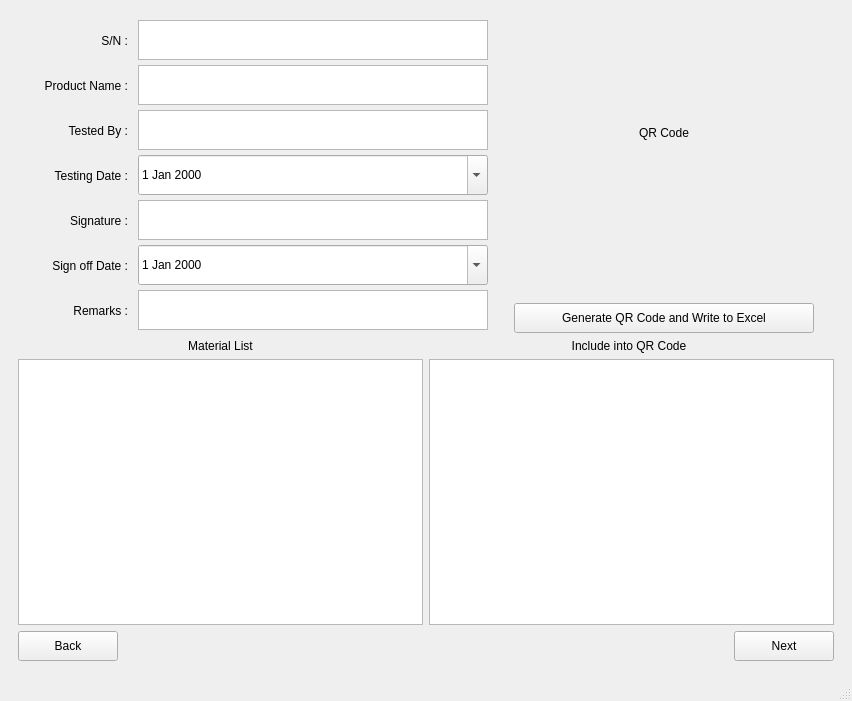
ben-wsh10/Product_Traceability, file Trace.ui: the form before one commit.
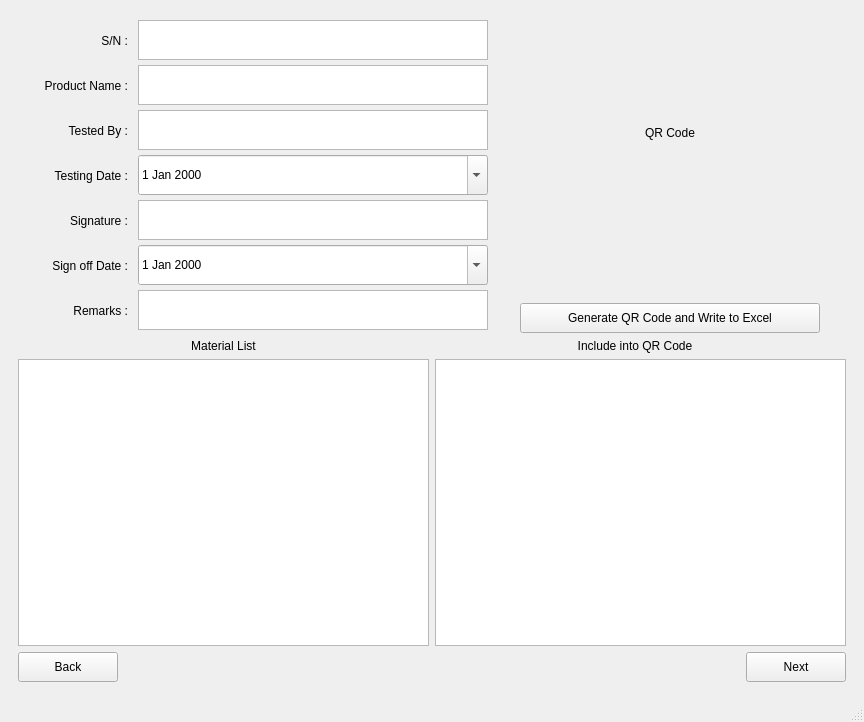
The form after the commit.

Commit message: assembled product writetocsv and qrcode

```diff
--- a/Trace.ui
+++ b/Trace.ui
@@ -6,8 +6,8 @@
    <rect>
     <x>0</x>
     <y>0</y>
-    <width>852</width>
-    <height>701</height>
+    <width>864</width>
+    <height>722</height>
    </rect>
   </property>
   <property name="windowTitle">
@@ -2609,6 +2609,9 @@
                   <property name="selectionMode">
                    <enum>QAbstractItemView::MultiSelection</enum>
                   </property>
+                  <property name="sortingEnabled">
+                   <bool>true</bool>
+                  </property>
                  </widget>
                 </item>
                </layout>
```
Left out of the diff: 4 changed lines with no effect on the pictures. The commit also changes 2 other files.
